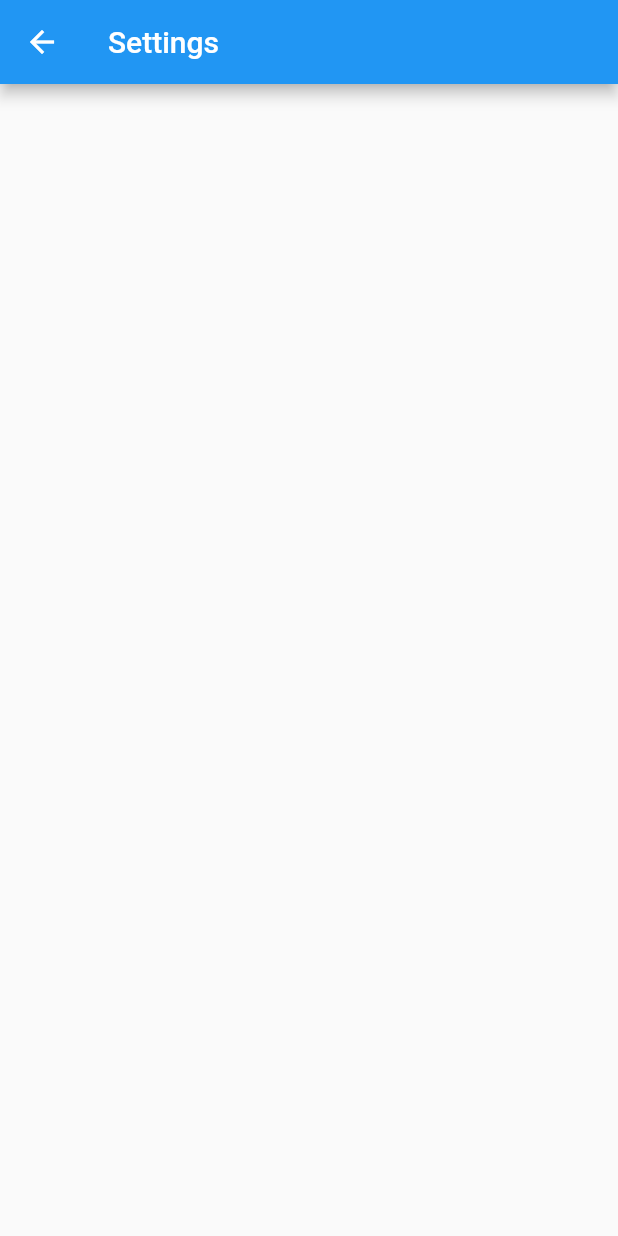
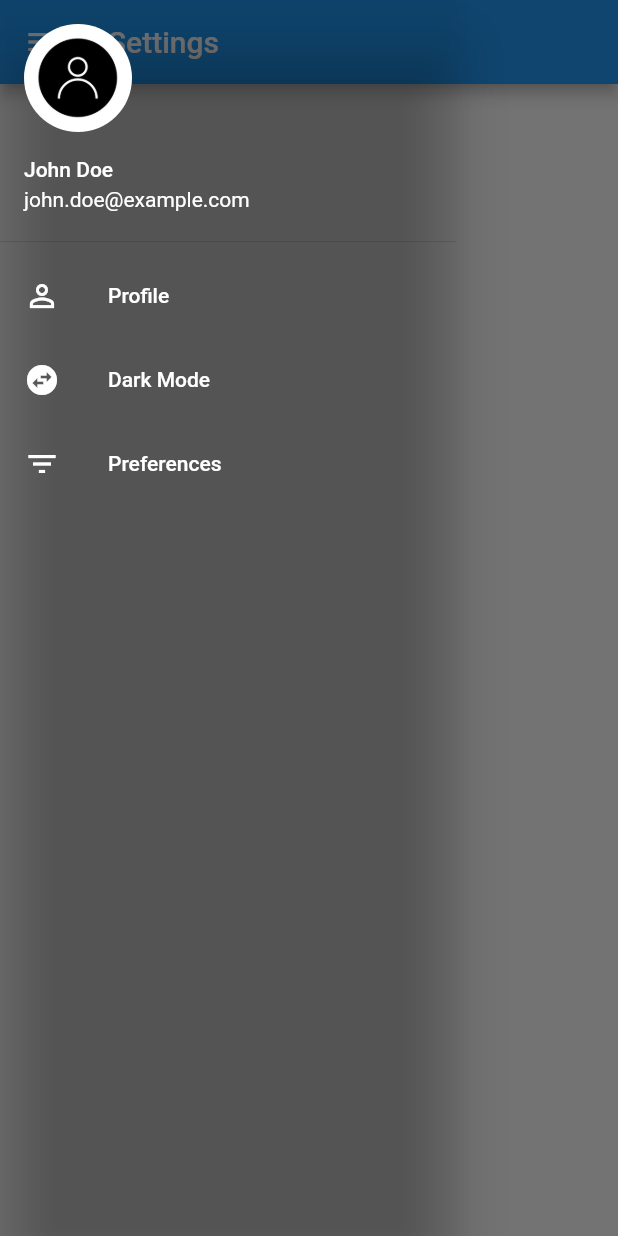
Before and after one commit to Nicoale/feety, a Flutter app: the SettingsWidget screen opened directly, with the side drawer open (before the commit the screen has no drawer), on a phone screen of 412 x 824 dp. Run offline on Flutter 3.47's test engine with Material 2 defaults, Android fonts, the light colour scheme and no system bars.

Commit message:
offline screen WIP

```diff
--- a/lib/Screens/settings.dart
+++ b/lib/Screens/settings.dart
@@ -1,3 +1,6 @@
+//contains code for the settings page. To fill out profile, enable dark mode , set preferences
+
+import 'package:feety/Screens/profile_entry.dart';
 import 'package:flutter/material.dart';
 
 class SettingsWidget extends StatefulWidget {
@@ -9,9 +12,66 @@ class _SettingsWidgetState extends State<SettingsWidget> {
   @override
   Widget build(BuildContext context) {
     return Scaffold(
-      appBar: AppBar(
-        title:Text('Settings')
-        )
-    );
+        appBar: AppBar(title: Text('Settings')),
+        drawer: Theme(
+          data: Theme.of(context).copyWith(
+            canvasColor: Colors.transparent,
+          ),
+          child: Drawer(
+            child: ListView(
+              padding: EdgeInsets.zero,
+              children: <Widget>[
+                UserAccountsDrawerHeader(
+                  accountEmail: Text("john.doe@example.com"),
+                  accountName: Text("John Doe"),
+                  currentAccountPicture: ClipRRect(
+                    borderRadius: BorderRadius.circular(110),
+                    child: Image.asset(
+                      "assets/images/user1.jpg",
+                      fit: BoxFit.cover,
+                    ),
+                  ),
+                  decoration: BoxDecoration(
+                    color: Colors.transparent,
+                  ),
+                ),
+                ListTile(
+                  title: Text('Profile',
+                      style: TextStyle(
+                        color: Colors.white,
+                      )),
+                  leading: Icon(Icons.person_outline, color: Colors.white),
+                  onTap: () {
+                    Navigator.push(
+                        context,
+                        MaterialPageRoute(
+                            builder: (context) => ProfileEntryWidget()));
+                  },
+                ),
+                ListTile(
+                  title: Text('Dark Mode',
+                      style: TextStyle(
+                        color: Colors.white,
+                      )),
+                  leading:
+                      Icon(Icons.swap_horizontal_circle, color: Colors.white),
+                  onTap: () {
+                    return 'dark';
+                  },
+                ),
+                ListTile(
+                  title: Text('Preferences',
+                      style: TextStyle(
+                        color: Colors.white,
+                      )),
+                  leading: Icon(Icons.filter_list, color: Colors.white),
+                  onTap: () {
+                    return print('preferences');
+                  },
+                )
+              ],
+            ),
+          ),
+        ));
   }
 }
--- a/lib/example.dart
+++ b/lib/example.dart
@@ -1,3 +1,9 @@
+//contains rough code.To be deleted. not essential
+
+
+
+
+
 // import 'package:flutter/material.dart';
 
 // void main() {
```
Also changed, not shown: lib/Screens/offline.dart (added, +33 -0 lines), lib/Screens/planned.dart (renamed from lib/Screens/place_list.dart, +5 -3 lines), lib/Screens/profile_entry.dart (+19 -3 lines), lib/Screens/search_location.dart (+66 -16 lines), lib/main.dart (+7 -8 lines), lib/size_helpers.dart (added, +16 -0 lines), assets/images/offline.png (added), lib/Screens/rateus.dart (deleted).
